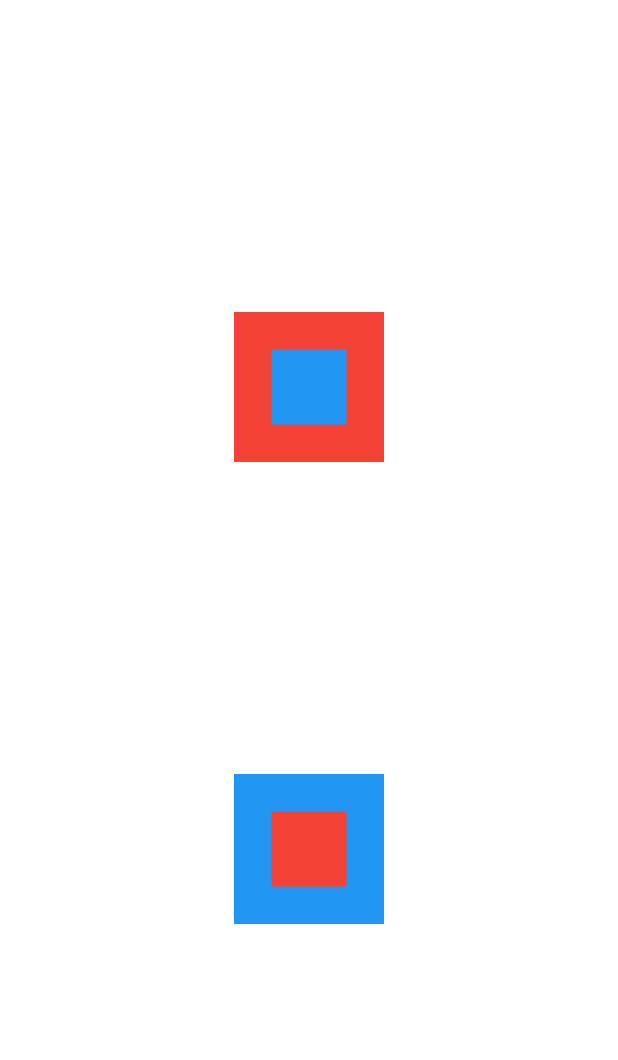
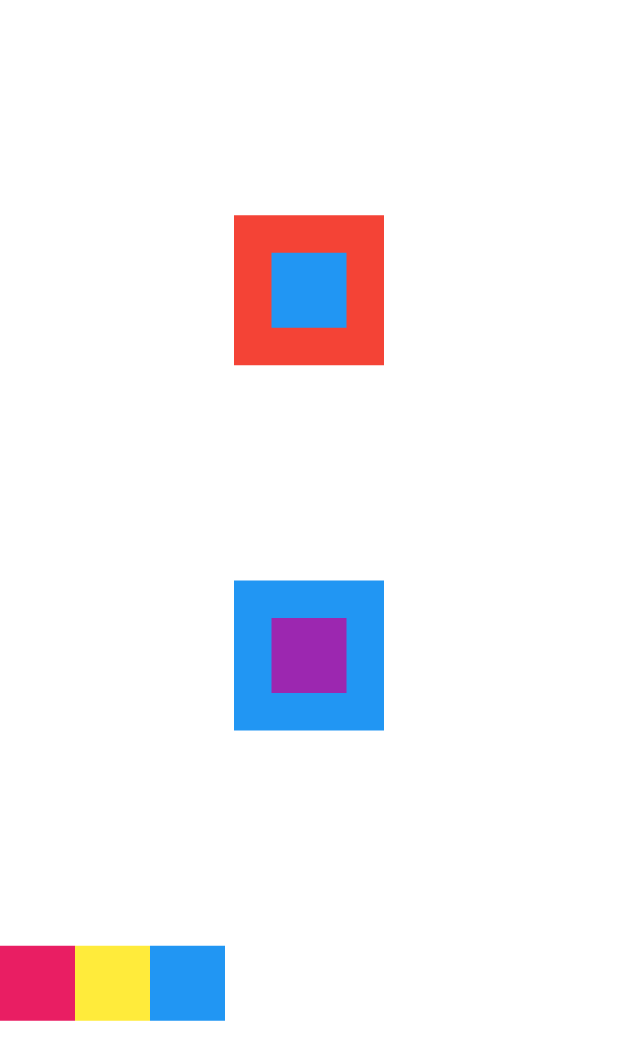
Before and after one commit to Ronaldss/Flutter-estudos, a Flutter app: the screen it shows after launch, on a phone screen of 412 x 824 dp. Shown: the top 1060 px of the screen. Run offline on Flutter 3.47's test engine with Material 2 defaults, Android fonts, the phone set to English and light mode, and no system bars.

Commit message:
Adicionando columns em linha

```diff
--- a/flutter_application_2/lib/main.dart
+++ b/flutter_application_2/lib/main.dart
@@ -48,12 +48,31 @@ class MyApp extends StatelessWidget {
 
 
               Container(
-                color: Colors.red,
+                color: Colors.purple,
                 width: 50,
                 height: 50,
               ),
             ],
           ),
+        Row(
+          children: [
+            Container(
+              color: Colors.pink,
+              height: 50,
+              width: 50,
+            ),
+            Container(
+              color: Colors.yellow,
+              height: 50,
+              width: 50,
+            ),
+            Container(
+              color: Colors.blue,
+              height: 50,
+              width: 50,
+            ),
+        ],)
+
         ],
       ),
     );
```
